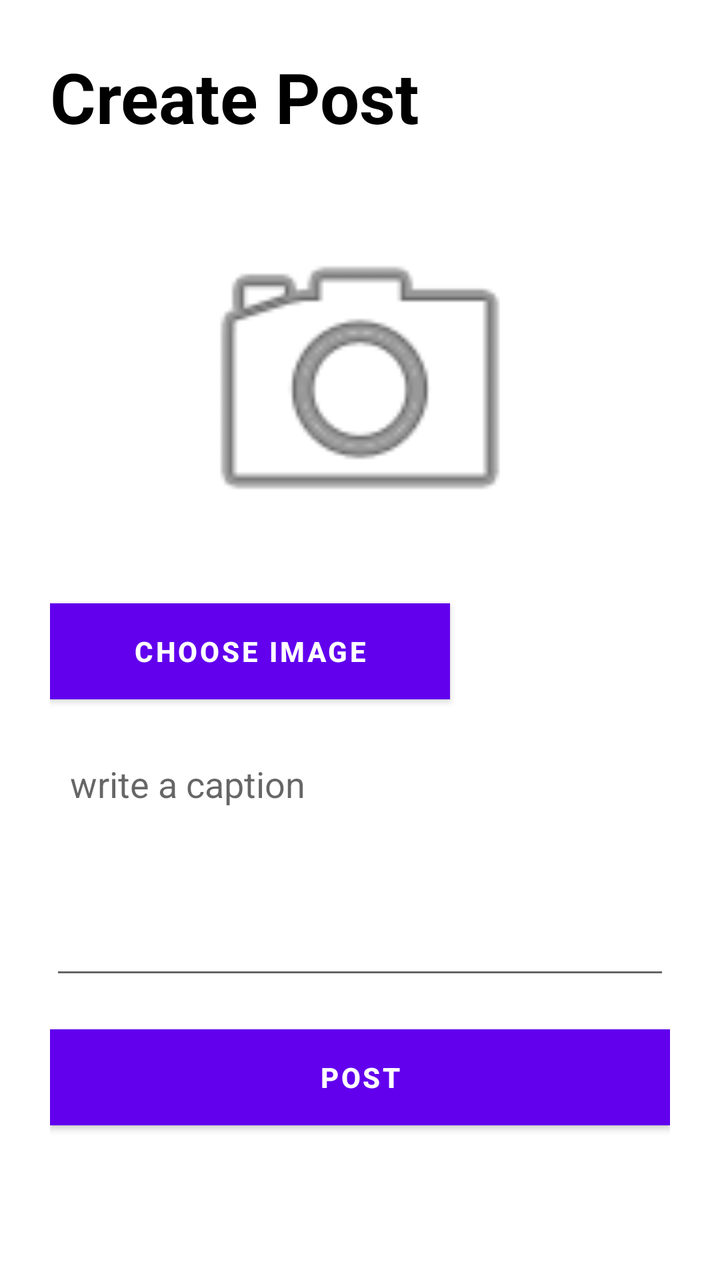
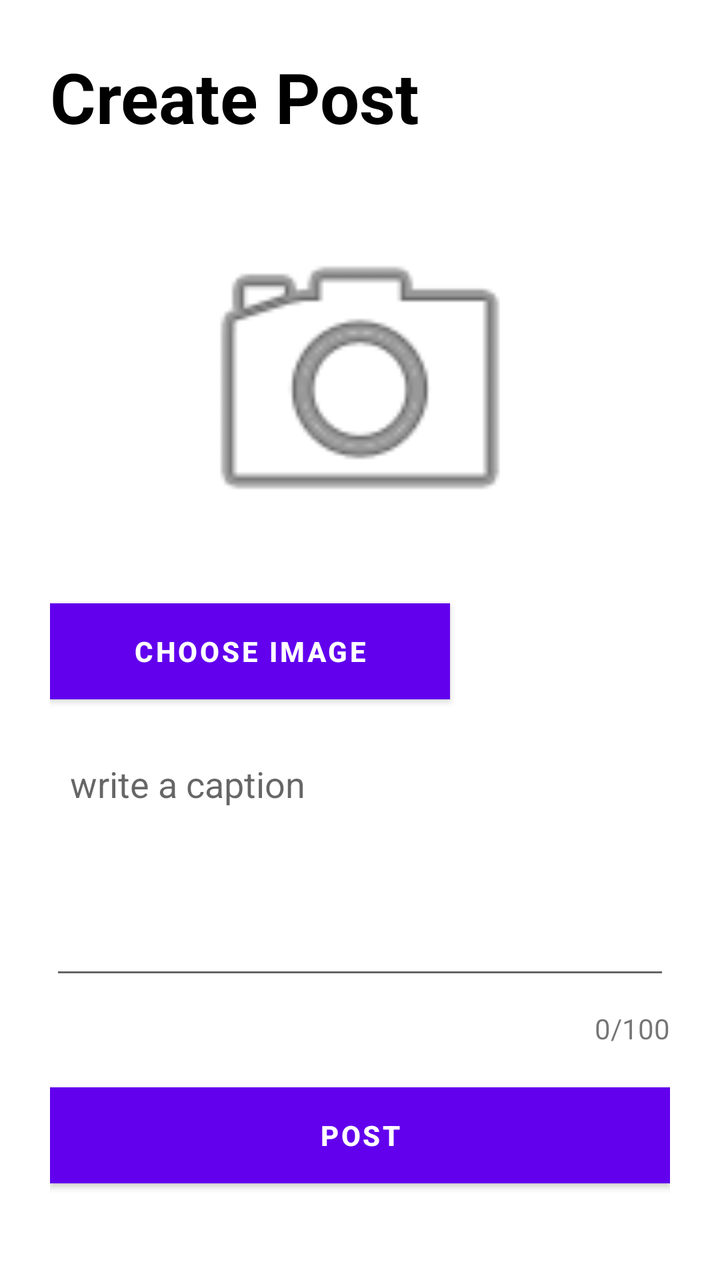

Compare the two renders of this Android layout. The source of the first and the diff that turns it into the second are given below.
<!-- AndroidManifest.xml: application theme Theme.Food_Reviews -->
<!-- res/layout/activity_create_post.xml -->
<?xml version="1.0" encoding="utf-8"?>
<androidx.constraintlayout.widget.ConstraintLayout xmlns:android="http://schemas.android.com/apk/res/android"
    xmlns:app="http://schemas.android.com/apk/res-auto"
    xmlns:tools="http://schemas.android.com/tools"
    android:id="@+id/main"
    android:layout_width="match_parent"
    android:layout_height="match_parent"
    tools:context=".CreatePostActivity">

    <LinearLayout
        android:layout_width="match_parent"
        android:layout_height="match_parent"
        android:orientation="vertical"
        android:padding="25dp">

        <TextView
            android:id="@+id/textView5"
            android:layout_width="match_parent"
            android:layout_height="wrap_content"
            android:text="Create Post"
            android:textSize="35dp"
            android:textStyle="bold"
            android:textColor="@color/black"
            android:layout_marginBottom="20dp"
            />

        <ImageView
            android:id="@+id/imageView2"
            android:layout_width="match_parent"
            android:layout_height="200dp"
            app:srcCompat="@android:drawable/ic_menu_camera"
            android:padding="10dp"
            android:layout_marginBottom="10dp"/>

        <Button
            android:id="@+id/button2"
            android:layout_width="200dp"
            android:layout_height="wrap_content"
            android:text="Choose Image"
            android:background="@color/cardview_dark_background"
            android:textColor="@color/white"
            android:textStyle="bold"
            android:layout_marginBottom="20dp"/>

        <EditText
            android:id="@+id/editTextTextMultiLine"
            android:layout_width="match_parent"
            android:layout_height="125dp"
            android:ems="10"
            android:gravity="start|top"
            android:hint="write a caption"
            android:inputType="textMultiLine"
            android:maxLines="5"
            android:padding="10dp"
            android:layout_marginBottom="20dp"

            />

        <Button
            android:id="@+id/button3"
            android:layout_width="match_parent"
            android:layout_height="wrap_content"
            android:text="Post"
            android:background="@color/cardview_dark_background"
            android:textColor="@color/white"
            android:textStyle="bold"
            android:layout_marginBottom="20dp"
            />

    </LinearLayout>
</androidx.constraintlayout.widget.ConstraintLayout>
<!-- resources referenced by this layout -->
<resources>
  <color name="black">#FF000000</color>
  <color name="white">#FFFFFFFF</color>
  <style name="Theme.Food_Reviews" parent="Theme.MaterialComponents.DayNight.NoActionBar" />
</resources>

<!-- the commit's change to res/layout/activity_create_post.xml (unified diff, before → after) -->
@@ -52,9 +52,17 @@
             android:inputType="textMultiLine"
             android:maxLines="5"
             android:padding="10dp"
-            android:layout_marginBottom="20dp"
+            android:layout_marginBottom="10dp"
 
             />
+
+        <TextView
+            android:id="@+id/textView16"
+            android:layout_gravity="right"
+            android:layout_marginBottom="20dp"
+            android:layout_width="wrap_content"
+            android:layout_height="wrap_content"
+            android:text="0/100" />
 
         <Button
             android:id="@+id/button3"
